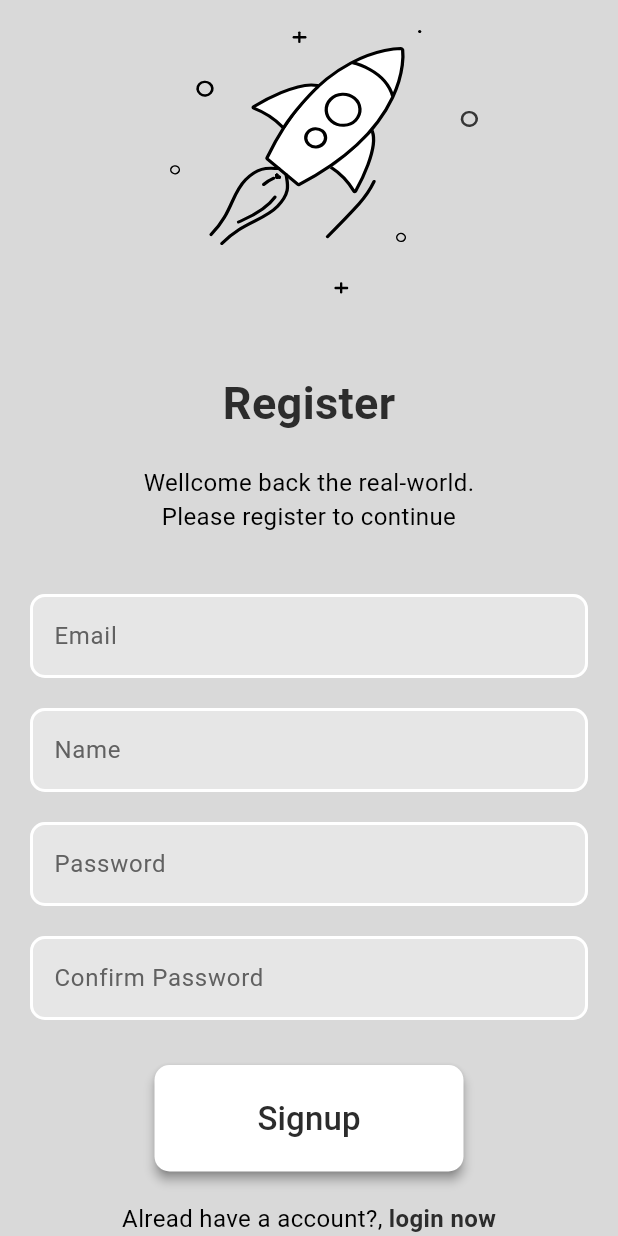
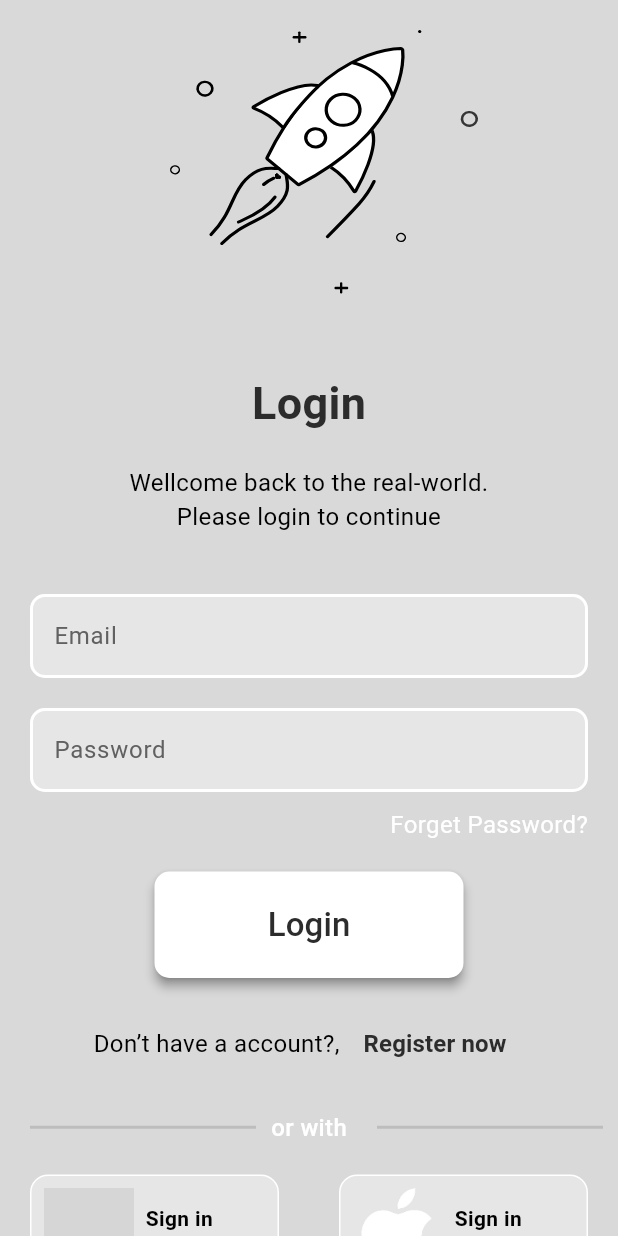
Before and after one commit to Safvanvp/ROCKET-X, a Flutter app: the screen it shows after launch, scrolled down 43 dp, on a phone screen of 412 x 824 dp. Run offline on Flutter 3.47's test engine with Material 3 defaults, Android fonts, the light colour scheme and no system bars; our stand-ins replace firebase_core, lottie, smooth_page_indicator; accounts and stored records are empty; grey boxes are pictures that could not be loaded.

Commit message:
starting login servieses

```diff
--- a/lib/components/my_button.dart
+++ b/lib/components/my_button.dart
@@ -2,7 +2,9 @@ import 'package:flutter/material.dart';
 
 class MyButton extends StatelessWidget {
   final String text;
+  final void Function()? onTap;
   const MyButton({
+    required this.onTap,
     required this.text,
   });
 
--- a/lib/main.dart
+++ b/lib/main.dart
@@ -1,7 +1,7 @@
 import 'package:flutter/material.dart';
-import 'package:xclone/pages/auth/Register.dart';
 import 'package:xclone/pages/auth/login_screen.dart';
-import 'package:xclone/pages/splash/splash_screen.dart';
+
+
 
 import 'package:xclone/theme/light_mode.dart';
 
@@ -18,7 +18,7 @@
       debugShowCheckedModeBanner: false,
       title: 'Rocket-X',
       theme: lightMode,
-      home: RegisterPage(),
+      home: LoginScreen(),
     );
   }
 }
--- a/lib/pages/auth/Register.dart
+++ b/lib/pages/auth/Register.dart
@@ -5,7 +5,9 @@ import 'package:xclone/components/my_button.dart';
 import 'package:xclone/components/my_textfield.dart';
 
 class RegisterPage extends StatelessWidget {
-  RegisterPage({super.key});
+  RegisterPage({
+    super.key,
+  });
 
   final TextEditingController emailController = TextEditingController();
   final TextEditingController nameController = TextEditingController();
@@ -83,7 +85,10 @@ class RegisterPage extends StatelessWidget {
             const SizedBox(
               height: 30,
             ),
-            MyButton(text: 'Signup'),
+            MyButton(
+              text: 'Signup',
+              onTap: () {},
+            ),
             const SizedBox(
               height: 20,
             ),
@@ -98,12 +103,15 @@ class RegisterPage extends StatelessWidget {
                 const SizedBox(
                   width: 4,
                 ),
-                Text('login now',
-                    style: TextStyle(
-                      color: Theme.of(context).colorScheme.primary,
-                      fontSize: 16,
-                      fontWeight: FontWeight.bold,
-                    )),
+                TextButton(
+                  onPressed: () {},
+                  child: Text('login now',
+                      style: TextStyle(
+                        color: Theme.of(context).colorScheme.primary,
+                        fontSize: 16,
+                        fontWeight: FontWeight.bold,
+                      )),
+                )
               ],
             ),
           ],
--- a/lib/pages/auth/login_screen.dart
+++ b/lib/pages/auth/login_screen.dart
@@ -6,8 +6,15 @@ import 'package:xclone/components/my_button.dart';
 import 'package:xclone/components/my_loginproviders.dart';
 import 'package:xclone/components/my_textfield.dart';
 
+
 class LoginScreen extends StatelessWidget {
-  LoginScreen({super.key});
+
+  LoginScreen({
+    super.key,
+
+  });
+
+
 
   final TextEditingController emailController = TextEditingController();
   final TextEditingController passwordController = TextEditingController();
@@ -86,7 +93,10 @@ class LoginScreen extends StatelessWidget {
               const SizedBox(
                 height: 20,
               ),
-              MyButton(text: 'Login'),
+              MyButton(
+                text: 'Login',
+                onTap: () {},
+              ),
               const SizedBox(
                 height: 20,
               ),
@@ -101,12 +111,15 @@ class LoginScreen extends StatelessWidget {
                   const SizedBox(
                     width: 4,
                   ),
-                  Text('Register now',
-                      style: TextStyle(
-                        color: Theme.of(context).colorScheme.primary,
-                        fontSize: 16,
-                        fontWeight: FontWeight.bold,
-                      )),
+                  TextButton(
+                    onPressed: () => (),
+                    child: Text('Register now',
+                        style: TextStyle(
+                          color: Theme.of(context).colorScheme.primary,
+                          fontSize: 16,
+                          fontWeight: FontWeight.bold,
+                        )),
+                  )
                 ],
               ),
               const SizedBox(
--- a/lib/pages/onboarding/onboarding_screen.dart
+++ b/lib/pages/onboarding/onboarding_screen.dart
@@ -37,8 +37,8 @@ class OnboardingScreen extends StatelessWidget {
               Spacer(),
               GestureDetector(
                 onTap: () {
-                  Navigator.pushReplacement(context,
-                      MaterialPageRoute(builder: (context) => LoginScreen()));
+                  // Navigator.pushReplacement(context,
+                  //     MaterialPageRoute(builder: (context) => LoginScreen()));
                 },
                 child: Container(
                   alignment: Alignment.center,
--- a/pubspec.yaml
+++ b/pubspec.yaml
@@ -17,6 +17,7 @@ dependencies:
   cupertino_icons:
   firebase_core:
   firebase_auth:
+  cloud_firestore:
   lottie:
   smooth_page_indicator:
   flutter_launcher_icons:
```
Also changed, not shown: lib/services/auth/login_or_signup.dart (added, +34 -0 lines), lib/services/auth/auth_services.dart (deleted), pubspec.lock, 3 other files.
